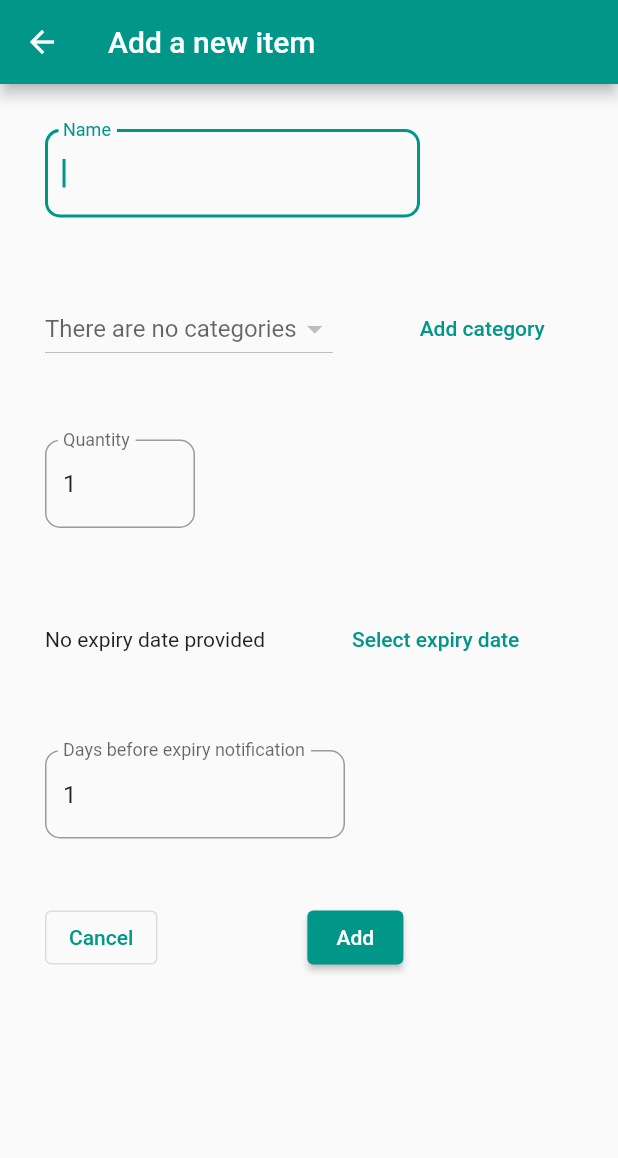
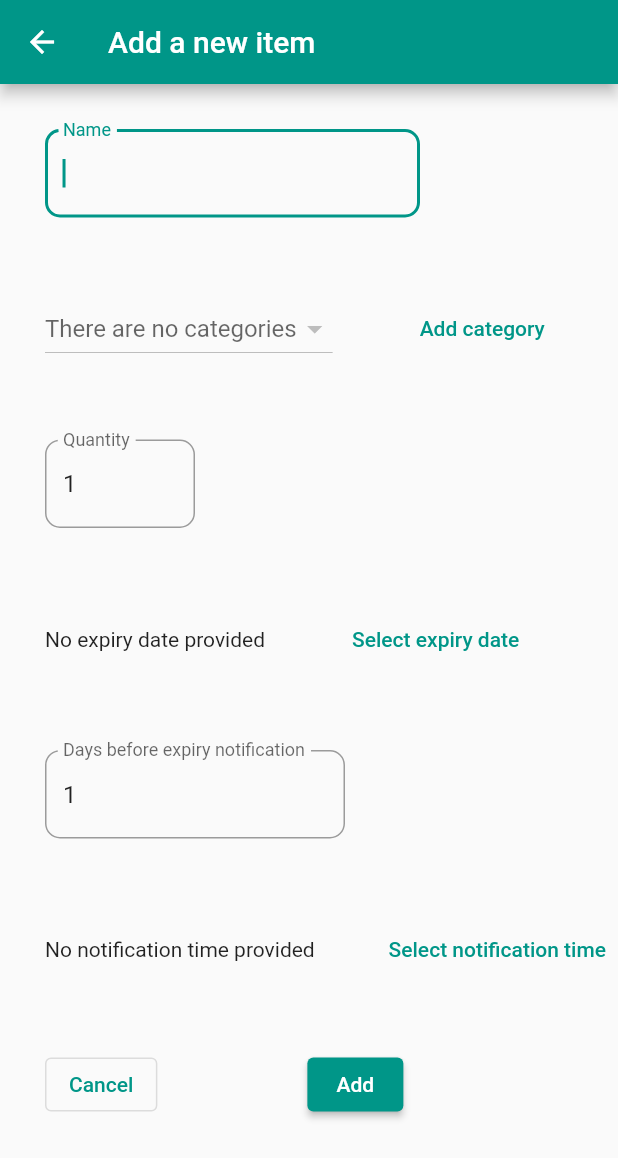
Before and after one commit to InagoesIT/GroceryManager, a Flutter app: the screen it shows after launch, after a tap on the "add" icon, on a phone screen of 412 x 824 dp. Shown: the top 1158 px of the screen. Run offline on Flutter 3.47's test engine with Material 2 defaults, Android fonts, the light colour scheme and no system bars; our stand-ins replace flutter_local_notifications, get, get_storage, timezone.

Commit message:
added notification time and date of expiry

```diff
--- a/grocery_manager/lib/models/pantry_item_model.dart
+++ b/grocery_manager/lib/models/pantry_item_model.dart
@@ -1,3 +1,4 @@
+import 'package:flutter/material.dart';
 import 'package:get/get.dart';
 import 'package:grocery_manager/models/product_model.dart';
 
@@ -5,7 +6,10 @@ class PantryItemModel extends ProductModel {
   var isBought = false.obs;
   Rx<DateTime> expiryDate = DateTime(2023, 5, 16).obs;
   static final DateTime defaultDate = DateTime(2023, 5, 16);
+  static const TimeOfDay defaultTime = TimeOfDay(hour: 0, minute: 0);
   var daysBeforeNotify = 1.obs;
+  Rx<TimeOfDay> expiryNotificationHour =
+      const TimeOfDay(hour: 0, minute: 0).obs;
 
   PantryItemModel({
     String name = "",
@@ -13,9 +17,13 @@ class PantryItemModel extends ProductModel {
     int quantity = 1,
     DateTime? expiryDate,
     int daysBeforeNotify = 1,
+    TimeOfDay? expiryNotificationHour,
   }) : super(name: name, category: category, quantity: quantity) {
     if (expiryDate != null) {
       this.expiryDate.value = expiryDate;
+    }
+    if (expiryNotificationHour != null) {
+      this.expiryNotificationHour.value = expiryNotificationHour;
     }
     this.daysBeforeNotify.value = daysBeforeNotify;
   }
@@ -30,7 +38,17 @@ class PantryItemModel extends ProductModel {
   void fromJson(Map<String, dynamic> json) {
     super.fromJson(json);
     expiryDate.value = DateTime.parse(json['expiryDate']);
+    expiryNotificationHour.value =
+        parseTimeOfDay(json['expiryNotificationHour']);
     daysBeforeNotify.value = json['daysBeforeNotify'];
+  }
+
+  bool isNotificationTimeDifferentFromDefault(TimeOfDay anotherTime) {
+    if (defaultTime.hour == anotherTime.hour &&
+        defaultTime.minute == anotherTime.minute) {
+      return false;
+    }
+    return true;
   }
 
   @override
@@ -41,6 +59,7 @@ class PantryItemModel extends ProductModel {
       'quantity': quantity.value,
       'expiryDate': expiryDate.value.toIso8601String(),
       'daysBeforeNotify': daysBeforeNotify.value,
+      'expiryNotificationHour': formatTimeOfDay(expiryNotificationHour.value)
     };
   }
 
@@ -51,5 +70,21 @@ class PantryItemModel extends ProductModel {
     quantity.value = grocery.quantity.value;
     expiryDate.value = grocery.expiryDate.value;
     daysBeforeNotify.value = grocery.daysBeforeNotify.value;
+    expiryNotificationHour.value = grocery.expiryNotificationHour.value;
+  }
+
+  TimeOfDay parseTimeOfDay(String timeString) {
+    final parts = timeString.split(':');
+    final hour = int.parse(parts[0]);
+    final minute = int.parse(parts[1]);
+
+    return TimeOfDay(hour: hour, minute: minute);
+  }
+
+  String formatTimeOfDay(TimeOfDay timeOfDay) {
+    final hour = timeOfDay.hour.toString();
+    final minute = timeOfDay.minute.toString();
+
+    return '$hour:$minute';
   }
 }
--- a/grocery_manager/lib/views/groceries_view.dart
+++ b/grocery_manager/lib/views/groceries_view.dart
@@ -2,7 +2,6 @@ import 'package:flutter/material.dart';
 import 'package:get/get.dart';
 import 'package:grocery_manager/controllers/my_products_controller.dart';
 import 'package:grocery_manager/models/grocery_model.dart';
-import 'package:grocery_manager/models/pantry_item_model.dart';
 import 'package:grocery_manager/views/base_views/products_view.dart';
 import '../controllers/navigation_controller.dart';
 import '../controllers/product_categories_controller.dart';
--- a/grocery_manager/lib/views/pantry_item_view.dart
+++ b/grocery_manager/lib/views/pantry_item_view.dart
@@ -29,6 +29,11 @@ class PantryItemView extends ProductView<PantryItemModel> {
     }
     if (product.expiryDate.value.compareTo(PantryItemModel.defaultDate) != 0) {
       updatedGrocery.expiryDate.value = product.expiryDate.value;
+    }
+    if (product.isNotificationTimeDifferentFromDefault(
+        product.expiryNotificationHour.value)) {
+      updatedGrocery.expiryNotificationHour.value =
+          product.expiryNotificationHour.value;
     }
     updatedGrocery.quantity.value = product.quantity.value;
     updatedGrocery.daysBeforeNotify.value = product.daysBeforeNotify.value;
@@ -77,7 +82,9 @@ class PantryItemView extends ProductView<PantryItemModel> {
         getSpaceBetweenElements(isVertical: true),
         getPantryExpiryDate(context),
         getSpaceBetweenElements(isVertical: true),
-        getDaysBeforeNotification()
+        getDaysBeforeNotification(),
+        getSpaceBetweenElements(isVertical: true),
+        getPantryNotificationHour(context)
       ])
     ];
   }
@@ -110,7 +117,7 @@ class PantryItemView extends ProductView<PantryItemModel> {
           children: [
             Text(date.value.compareTo(PantryItemModel.defaultDate) == 0
                 ? "No expiry date provided"
-                : "${date.value.day}/${date.value.month}/${date.value.year} ${date.value.hour}:${date.value.minute}:00"),
+                : "${date.value.day}/${date.value.month}/${date.value.year}"),
             getSpaceBetweenElements(isVertical: false),
             TextButton(
                 onPressed: () async {
@@ -123,32 +130,53 @@ class PantryItemView extends ProductView<PantryItemModel> {
                     return;
                   }
                   date.value = pickedDate;
+                  product.expiryDate.value = DateTime(
+                    date.value.year,
+                    date.value.month,
+                    date.value.day,
+                  );
+                },
+                child: const Text("Select expiry date"))
+          ],
+        )));
+  }
+
+  Obx getPantryNotificationHour(BuildContext context) {
+    Rx<TimeOfDay> date = Rx(TimeOfDay.now());
+    if (index == null) {
+      date.value = product.expiryNotificationHour.value;
+    } else {
+      date.value =
+          myProductsController.getProduct(index!)!.expiryNotificationHour.value;
+    }
+
+    return Obx(() => Center(
+            child: Row(
+          children: [
+            Expanded(
+                child: Text(
+                    product.isNotificationTimeDifferentFromDefault(date.value)
+                        ? "${date.value.hour}:${date.value.minute}"
+                        : "No notification time provided")),
+            getSpaceBetweenElements(isVertical: false, multiplier: 1),
+            TextButton(
+                onPressed: () async {
                   final TimeOfDay? time = await showTimePicker(
                     context: context,
                     initialTime: TimeOfDay.now(),
                   );
 
                   if (time == null) {
-                    product.expiryDate.value = DateTime(
-                      date.value.year,
-                      date.value.month,
-                      date.value.day,
-                    );
                     return;
                   }
-                  date.value = DateTime(
-                    time.hour,
-                    time.minute,
+                  date.value = TimeOfDay(
+                    hour: time.hour,
+                    minute: time.minute,
                   );
-                  product.expiryDate.value = DateTime(
-                    date.value.year,
-                    date.value.month,
-                    date.value.day,
-                    date.value.hour,
-                    date.value.minute,
-                  );
+                  product.expiryNotificationHour.value =
+                      TimeOfDay(hour: time.hour, minute: time.minute);
                 },
-                child: const Text("Select expiry date"))
+                child: const Text("Select notification time"))
           ],
         )));
   }
```
Also changed, not shown: grocery_manager/lib/services/notifications_service.dart (+20 -3 lines).
